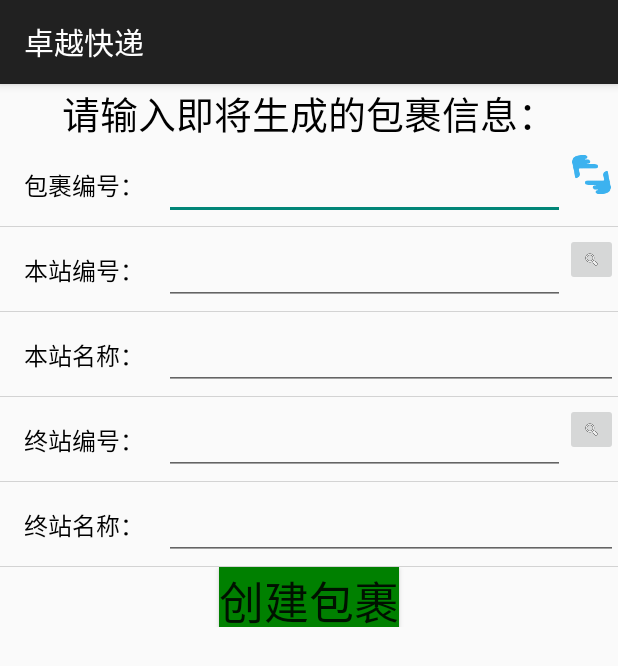
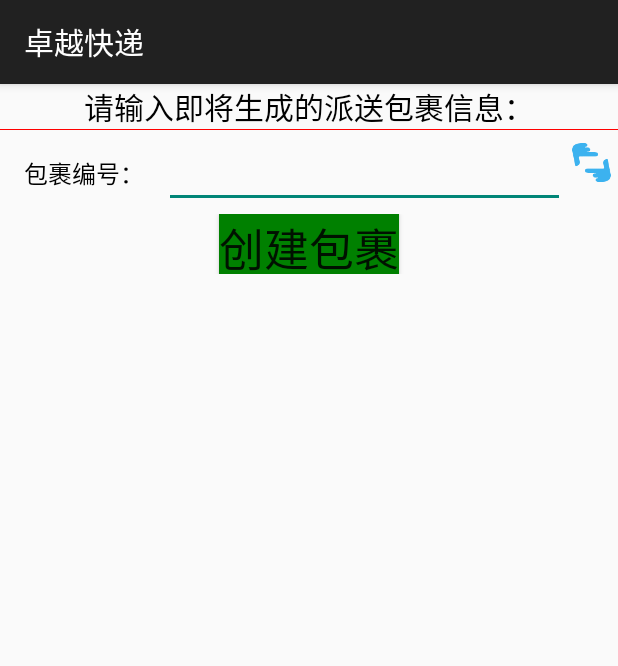
Before and after one commit to lyy-123456/anlifenxi-app, an Android app: the PaiSongPkgActivity screen opened directly, with no data from a screen before it, on a phone screen of 412 x 824 dp. Shown: the top 666 px of the screen. Run offline under Robolectric (Android 15) with nearby library versions, the phone set to English and light mode, and no system bars; libraries missing offline, so code that uses them is left out: cn.smssdk, com.baidu.location, com.baidu.mapapi; 1 statement that could not run was skipped.

Commit message:
lyy 第34次提交 1:修改派送界面，舍弃很多没有用的信息 2：修改了打包时扫描不存在快件时，id不会自动填充的问题 3：修改了打包时如果是wbe端新建的包裹，可以实现自动读取站点名称 4：完善了 转运时页面跳转的问题

```diff
--- a/app/src/main/java/extrace/ui/paiSong/PaiSongPkgActivity.java
+++ b/app/src/main/java/extrace/ui/paiSong/PaiSongPkgActivity.java
@@ -13,6 +13,7 @@ import android.widget.Toast;
 
 import java.util.Date;
 
+import extrace.loader.TransNodeLoader;
 import extrace.loader.TransPackageLoader;
 import extrace.loader.UserInfoLoader;
 import extrace.loader.UserPackageLoader;
@@ -54,17 +55,25 @@ public class PaiSongPkgActivity extends AppCompatActivity implements IDataAdapte
     @Override
     protected void onCreate(Bundle savedInstanceState) {
         super.onCreate(savedInstanceState);
-        setContentView(R.layout.activity_package_create);
+        setContentView(R.layout.activity_pai_song_pkg);
+        initView();
+        initListener();
+        initData();
 
-        sourceName =(EditText)findViewById(R.id.sourceName);
-        endName=(EditText)findViewById(R.id.endName);
+    }
+
+    private void initView() {
+//        sourceName =(EditText)findViewById(R.id.sourceName);
+//        endName=(EditText)findViewById(R.id.endName);
         packageIdView = (EditText) findViewById(R.id.packageId);
-        sourcePostCodeView = (EditText)findViewById(R.id.sourcePostCode);
-        sourcePostCodeBtnView = (ImageButton) findViewById(R.id.sourcePostCodeBtn);
-        endPostCodeView = (EditText)findViewById(R.id.endPostCode);
-        endPostCodeBtnView = (ImageButton)findViewById(R.id.endPostCodeBtn);
+//        sourcePostCodeView = (EditText)findViewById(R.id.sourcePostCode);
+//        sourcePostCodeBtnView = (ImageButton) findViewById(R.id.sourcePostCodeBtn);
+//        endPostCodeView = (EditText)findViewById(R.id.endPostCode);
+//        endPostCodeBtnView = (ImageButton)findViewById(R.id.endPostCodeBtn);
         create_pkg_Btn = (Button)findViewById(R.id.create_pkg_Btn);
+    }
 
+    private void initListener() {
         findViewById(R.id.action_pk_exp_icon).setOnClickListener(new View.OnClickListener() {
             @Override
             public void onClick(View v) {
@@ -72,21 +81,21 @@ public class PaiSongPkgActivity extends AppCompatActivity implements IDataAdapte
                 StartCapture();
             }
         });
-        sourcePostCodeBtnView.setOnClickListener(new View.OnClickListener() {
-            @Override
-            public void onClick(View v) {
-                Log.d("packagecreate","点击选择始发站按钮");
-                getSourceRegion();
-            }
-        });
-        endPostCodeBtnView.setOnClickListener(new View.OnClickListener() {
-            @Override
-            public void onClick(View v) {
-                Log.d("packagecreate","点击选择终点站按钮");
-                getEndRegion();
-
-            }
-        });
+//        sourcePostCodeBtnView.setOnClickListener(new View.OnClickListener() {
+//            @Override
+//            public void onClick(View v) {
+//                Log.d("packagecreate","点击选择始发站按钮");
+//                getSourceRegion();
+//            }
+//        });
+//        endPostCodeBtnView.setOnClickListener(new View.OnClickListener() {
+//            @Override
+//            public void onClick(View v) {
+//                Log.d("packagecreate","点击选择终点站按钮");
+//                getEndRegion();
+//
+//            }
+//        });
         create_pkg_Btn.setOnClickListener(new View.OnClickListener() {
             @Override
             public void onClick(View v) {
@@ -94,38 +103,65 @@ public class PaiSongPkgActivity extends AppCompatActivity implements IDataAdapte
                 createPkg();
             }
         });
-
-        isCreatePkg = false;
     }
 
+    private void initData() {
+        isCreatePkg = false;
+
+        //初始化得到原站点的信息
+        String snode = ((ExTraceApplication)getApplication()).getLoginUser().getDptID();   //得到所在站点的id
+        TransNodeLoader transNodeLoader = new TransNodeLoader(new InTransNode(),this);
+        transNodeLoader.Load(snode);
+    }
+
+    class InTransNode implements IDataAdapter<TransNode>{
+
+        @Override
+        public TransNode getData() {
+            return stransNode;
+        }
+
+        @Override
+        public void setData(TransNode data) {
+            stransNode = data;
+        }
+
+        @Override
+        public void notifyDataSetChanged() {
+
+        }
+    }
     //创建一个包裹，并跳转到包裹内部页面
     private  void createPkg(){
-
+        if(stransNode == null){
+            Toast.makeText(this,"员工信息获取失败！请退出页面重试",Toast.LENGTH_SHORT).show();
+            return;
+        }
         ExTraceApplication app = (ExTraceApplication)this.getApplication();
         String pkgId = packageIdView.getText().toString();
-        String sourcePostCode = sourcePostCodeView.getText().toString();
-        String endPostCode = endPostCodeView.getText().toString();
+//        String sourcePostCode = sourcePostCodeView.getText().toString();
+//        String endPostCode = endPostCodeView.getText().toString();
         if("".equals(pkgId)) {
             Toast.makeText(this,"包裹ID不能为空！",Toast.LENGTH_SHORT).show();
             return;
         }
-
-        if( "".equals(sourcePostCode)){
-            Toast.makeText(this,"发送地邮编不能为空！",Toast.LENGTH_SHORT).show();
-            return;
-        }
-
-        if("".equals(endPostCode)){
-            Toast.makeText(this,"终点站邮编不能为空！",Toast.LENGTH_SHORT).show();
-            return ;
-        }
+//
+//        if( "".equals(sourcePostCode)){
+//            Toast.makeText(this,"发送地邮编不能为空！",Toast.LENGTH_SHORT).show();
+//            return;
+//        }
+//
+//        if("".equals(endPostCode)){
+//            Toast.makeText(this,"终点站邮编不能为空！",Toast.LENGTH_SHORT).show();
+//            return ;
+//        }
         if(transPackage == null){
             //如果包裹不存在 新建包裹
             tLoader = new TransPackageLoader(this,this);
             transPackage = new TransPackage();
             transPackage.setID(pkgId);
-            transPackage.setSourceNode(sourcePostCode);
-            transPackage.setTargetNode(endPostCode);
+            transPackage.setSourceNode(stransNode.getID());
+            transPackage.setTargetNode(stransNode.getID());
             transPackage.setStatus(TransPackage.PKG_NEW);
             transPackage.setCreateTime(new Date());
             tLoader.New(transPackage);
@@ -197,19 +233,19 @@ public class PaiSongPkgActivity extends AppCompatActivity implements IDataAdapte
         startActivityForResult(intent, REQUEST_CAPTURE);
     }
 
-    //得到源站的网点编号
-    private void getSourceRegion() {
-        Intent intent = new Intent();
-        intent.setClass(this, TransNodeListActivity.class);
-        startActivityForResult(intent, REQUEST_SPOSTCODE);
-    }
-
-    //得到终点站的邮编
-    private void getEndRegion() {
-        Intent intent = new Intent();
-        intent.setClass(this, TransNodeListActivity.class);
-        startActivityForResult(intent, REQUEST_EPOSTCODE);
-    }
+//    //得到源站的网点编号
+//    private void getSourceRegion() {
+//        Intent intent = new Intent();
+//        intent.setClass(this, TransNodeListActivity.class);
+//        startActivityForResult(intent, REQUEST_SPOSTCODE);
+//    }
+//
+//    //得到终点站的邮编
+//    private void getEndRegion() {
+//        Intent intent = new Intent();
+//        intent.setClass(this, TransNodeListActivity.class);
+//        startActivityForResult(intent, REQUEST_EPOSTCODE);
+//    }
 
     @Override
     protected void onActivityResult(int requestCode, int resultCode, Intent data) {
@@ -224,26 +260,26 @@ public class PaiSongPkgActivity extends AppCompatActivity implements IDataAdapte
                             //得到id 判断包裹是否存在如果存在那么
                             tLoader = new TransPackageLoader(this,this);
                             tLoader.Load(id);
-                            //packageIdView.setText(id);
+                            packageIdView.setText(id);
 
                         }
                         break;
-                    //源点邮编
-                    case REQUEST_SPOSTCODE:
-                        Log.d("PackageCreateActivity执行了这个：onActivityResult返回了：","sd");
-                        Bundle bundle = data.getExtras();
-                        stransNode = (TransNode) bundle.getSerializable("TransNode");
-                        sourcePostCodeView.setText(stransNode.getID());
-                        sourceName.setText(stransNode.getNodeName());
-                        break;
-                    //终点邮编
-                    case REQUEST_EPOSTCODE:
-                        Log.d("PackageCreateActivity执行了这个：onActivityResult返回了：","sd");
-                        Bundle bundle1 = data.getExtras();
-                        etransNode = (TransNode) bundle1.getSerializable("TransNode");
-                        endPostCodeView.setText(etransNode.getID());
-                        endName.setText(etransNode.getNodeName());
-                        break;
+//                    //源点邮编
+//                    case REQUEST_SPOSTCODE:
+//                        Log.d("PackageCreateActivity执行了这个：onActivityResult返回了：","sd");
+//                        Bundle bundle = data.getExtras();
+//                        stransNode = (TransNode) bundle.getSerializable("TransNode");
+//                        sourcePostCodeView.setText(stransNode.getID());
+//                        sourceName.setText(stransNode.getNodeName());
+//                        break;
+//                    //终点邮编
+//                    case REQUEST_EPOSTCODE:
+//                        Log.d("PackageCreateActivity执行了这个：onActivityResult返回了：","sd");
+//                        Bundle bundle1 = data.getExtras();
+//                        etransNode = (TransNode) bundle1.getSerializable("TransNode");
+//                        endPostCodeView.setText(etransNode.getID());
+//                        endName.setText(etransNode.getNodeName());
+//                        break;
 
                 }
                 break;
@@ -271,6 +307,7 @@ public class PaiSongPkgActivity extends AppCompatActivity implements IDataAdapte
                 RefreshUI();
             }
             else{
+                packageIdView.setText("");
                 Toast.makeText(this,"包裹状态已存在且该状态不可以打包"+data.getStatus(),Toast.LENGTH_SHORT).show();
             }
         }else{
@@ -289,8 +326,8 @@ public class PaiSongPkgActivity extends AppCompatActivity implements IDataAdapte
 
     private void RefreshUI() {
         packageIdView.setText(transPackage.getID());
-        sourcePostCodeView.setText(transPackage.getSourceNode());
-        endPostCodeView.setText(transPackage.getTargetNode());
+//        sourcePostCodeView.setText(transPackage.getSourceNode());
+//        endPostCodeView.setText(transPackage.getTargetNode());
     }
 
     @Override
--- a/app/src/main/res/layout/activity_pai_song_pkg.xml
+++ b/app/src/main/res/layout/activity_pai_song_pkg.xml
@@ -1,9 +1,72 @@
 <?xml version="1.0" encoding="utf-8"?>
-<androidx.constraintlayout.widget.ConstraintLayout xmlns:android="http://schemas.android.com/apk/res/android"
+<LinearLayout xmlns:android="http://schemas.android.com/apk/res/android"
     xmlns:app="http://schemas.android.com/apk/res-auto"
     xmlns:tools="http://schemas.android.com/tools"
     android:layout_width="match_parent"
     android:layout_height="match_parent"
+    android:orientation="vertical"
     tools:context="extrace.ui.paiSong.PaiSongPkgActivity">
 
-</androidx.constraintlayout.widget.ConstraintLayout>
+    <TextView
+        android:layout_width="match_parent"
+        android:layout_height="wrap_content"
+        android:text="请输入即将生成的派送包裹信息："
+        android:gravity="center_horizontal"
+        android:textColor="@color/black"
+        android:textSize="20dip">
+    </TextView>
+    <TextView
+        android:layout_width="fill_parent"
+        android:layout_height="0.5dp"
+        android:background="@color/red" />
+    <LinearLayout
+        android:layout_width="match_parent"
+        android:layout_height="wrap_content"
+        android:orientation="horizontal"
+        android:paddingBottom="4dip"
+        android:paddingLeft="5dip"
+        android:paddingTop="4dip" >
+        <TextView
+            android:layout_width="90dp"
+            android:layout_height="35dp"
+            android:text="包裹编号："
+            android:layout_marginLeft="6dp"
+            android:gravity="center"
+            android:textColor="@color/black"
+            android:textSize="16dip">
+        </TextView>
+        <EditText
+            android:id="@+id/packageId"
+            android:layout_width="match_parent"
+            android:layout_height="wrap_content"
+            android:layout_marginLeft="8dp"
+            android:layout_weight="1"
+
+            android:gravity="center"
+            android:textColor="@color/black"
+            android:textSize="20dip">
+        </EditText>
+        <ImageView
+            android:id="@+id/action_pk_exp_icon"
+            android:layout_width="35dp"
+            android:layout_height="35dp"
+            android:scaleType="fitCenter"
+            android:src="@drawable/find_more_friend_scan" />
+    </LinearLayout>
+
+    <LinearLayout
+        android:layout_width="match_parent"
+        android:layout_height="40dip"
+        android:orientation="vertical"
+        android:gravity="center_horizontal">
+
+        <Button
+            android:id="@+id/create_pkg_Btn"
+            android:layout_width="wrap_content"
+            android:layout_height="match_parent"
+            android:text="创建包裹"
+            android:textSize="30dip"
+            android:background="@color/green">
+        </Button>
+    </LinearLayout>
+</LinearLayout>
```
Also changed, not shown: app/src/main/java/extrace/ui/packages/PackageCreateActivity.java (+47 -5 lines).
